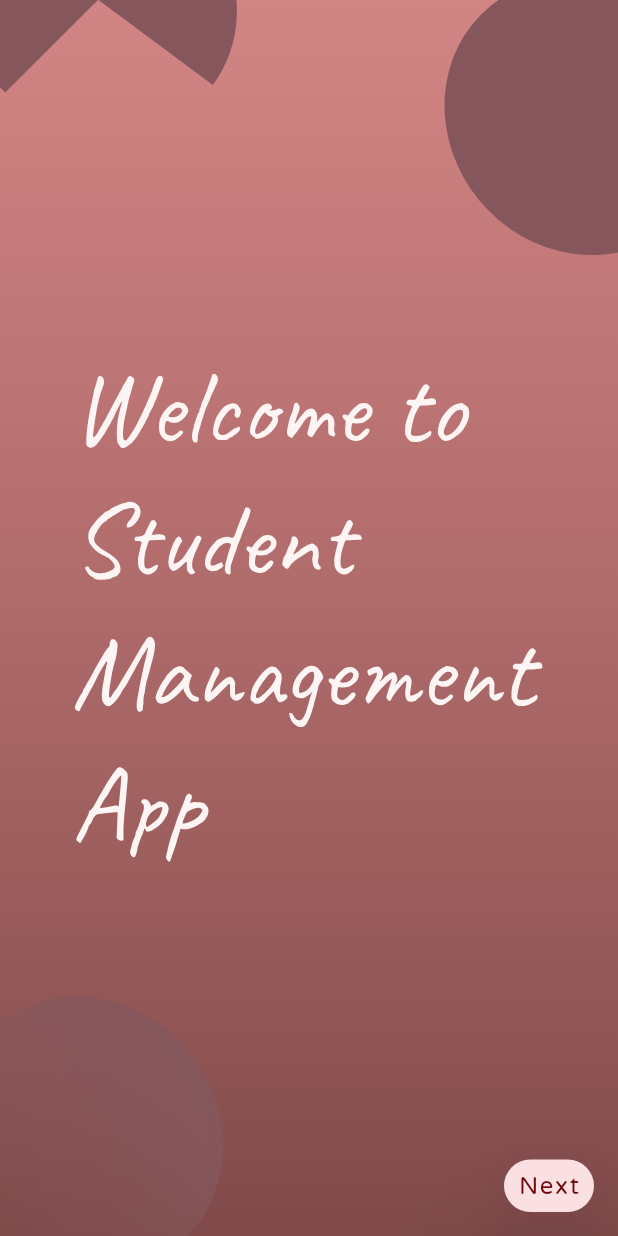
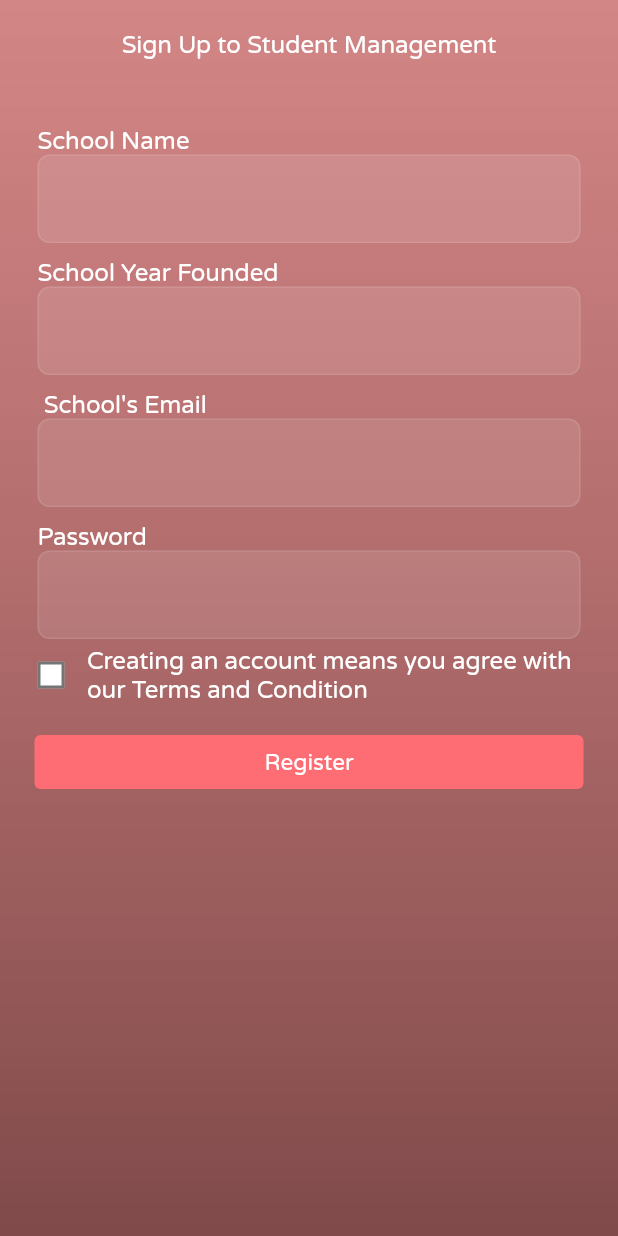
Before and after one commit to philoyaks/StudentManagement, a Flutter app: the screen it shows after launch, on a phone screen of 412 x 824 dp. Run offline on Flutter 3.47's test engine with Material 2 defaults, Android fonts, the phone set to English and light mode, and no system bars; our stand-ins replace dio, flutter_svg.

Commit message:
mobile app changes

```diff
--- a/Studentmanagement- Mobile App/lib/constants.dart
+++ b/Studentmanagement- Mobile App/lib/constants.dart
@@ -25,7 +25,13 @@ ThemeData customThemData = ThemeData(
         headline1: TextStyle(color: Colors.white, fontSize: 32),
         headline2: TextStyle(color: Colors.white, fontSize: 24),
         subtitle1: TextStyle(color: Colors.white, fontSize: 16),
-        subtitle2: TextStyle(color: Colors.white, fontSize: 20)));
+        subtitle2: TextStyle(color: Colors.white, fontSize: 20),
+
+        /// Headline 3 is for fonts ontop of input fields
+        headline3: TextStyle(color: Colors.white, fontSize: 16),
+
+        /// Buttons is for fonts of the
+        button: TextStyle(color: Colors.white, fontSize: 15)));
 
 var kDeleteIconColor = Color(0xffbf1f32);
 
@@ -40,3 +46,57 @@ convertStringToDatePost(String txt) {
   var x = DateFormat("yyyy-MM-dd").format(result).toString();
   return x;
 }
+
+var kInputBoxDecoration = InputDecoration(
+  errorStyle: TextStyle(color: Colors.red[800]),
+  focusedBorder: OutlineInputBorder(
+      borderRadius: BorderRadius.circular(8),
+      borderSide: BorderSide(
+        color: Colors.brown,
+        width: 2,
+      )),
+  enabledBorder: OutlineInputBorder(
+      borderRadius: BorderRadius.circular(8),
+      borderSide: BorderSide(
+        color: Colors.white10,
+        width: 1,
+      )),
+  filled: true,
+  fillColor: Colors.white10,
+);
+
+var kInputBoxDecoration2 = InputDecoration(
+  prefixIcon: Icon(Icons.search),
+  hintText: 'Search',
+  fillColor: Color(0XF1F1F1),
+  focusedBorder: OutlineInputBorder(
+      borderRadius: BorderRadius.circular(20),
+      borderSide: BorderSide(
+        color: Colors.black12,
+        width: 2,
+      )),
+  enabledBorder: OutlineInputBorder(
+      borderRadius: BorderRadius.circular(20),
+      borderSide: BorderSide(
+        color: Colors.black,
+        width: 1,
+      )),
+  filled: true,
+);
+
+var kInputBoxDecoration3 = InputDecoration(
+  focusedBorder: OutlineInputBorder(
+      borderRadius: BorderRadius.circular(4),
+      borderSide: BorderSide(
+        color: Colors.grey,
+        width: 2,
+      )),
+  enabledBorder: OutlineInputBorder(
+      borderRadius: BorderRadius.circular(4),
+      borderSide: BorderSide(
+        color: Colors.grey,
+        width: 1,
+      )),
+  filled: true,
+  fillColor: Colors.white,
+);
--- a/Studentmanagement- Mobile App/lib/main.dart
+++ b/Studentmanagement- Mobile App/lib/main.dart
@@ -2,8 +2,8 @@ import 'dart:io';
 
 import 'package:flutter/material.dart';
 import 'package:studentmanagement_app/constants.dart';
-
-import 'package:studentmanagement_app/screens/startUpScreen.dart';
+import 'package:studentmanagement_app/screens/Auth_Screens/loginScreen.dart';
+import 'package:studentmanagement_app/screens/Auth_Screens/signUpScreen.dart';
 
 void main() {
   HttpOverrides.global = new MyHttpOverrides();
@@ -18,7 +18,7 @@ class MyApp extends StatelessWidget {
       title: 'Flutter Demo',
       theme: customThemData,
       debugShowCheckedModeBanner: false,
-      home: StartUpScreen(),
+      home: SignUpScreen(),
     );
   }
 }
--- /dev/null
+++ b/Studentmanagement- Mobile App/lib/screens/Auth_Screens/signUpScreen.dart
@@ -0,0 +1,159 @@
+import 'package:flutter/material.dart';
+import 'package:studentmanagement_app/widgets/customTexts.dart';
+
+import '../../constants.dart';
+import 'loginScreen.dart';
+
+class SignUpScreen extends StatefulWidget {
+  @override
+  _SignUpScreenState createState() => _SignUpScreenState();
+}
+
+class _SignUpScreenState extends State<SignUpScreen> {
+  TextEditingController _usernameController = TextEditingController();
+  TextEditingController _passwordController = TextEditingController();
+  TextEditingController _fullnameController = TextEditingController();
+  TextEditingController _emailController = TextEditingController();
+  final _formkey = GlobalKey<FormState>();
+
+  bool? checkBoxValue = false;
+
+  @override
+  Widget build(BuildContext context) {
+    final width = MediaQuery.of(context).size.width;
+    final height = MediaQuery.of(context).size.height;
+    var theme = Theme.of(context);
+    return Scaffold(
+      backgroundColor: Colors.transparent,
+      body: SafeArea(
+        child: Container(
+          decoration: kScreenDefaultDecoration,
+          width: width,
+          height: height,
+          child: ListView(
+            children: [
+              Container(
+                // decoration: kborderRadius,
+                child: Column(
+                  children: [
+                    SizedBox(
+                      height: 20,
+                    ),
+                    textInput1('Sign Up to Student Management',
+                        style: theme.textTheme.headline3),
+                    SizedBox(
+                      height: 10,
+                    ),
+                    SizedBox(
+                      height: 35,
+                    ),
+                    Form(
+                      key: _formkey,
+                      child: Container(
+                        padding: EdgeInsets.symmetric(horizontal: 25),
+                        child: Column(
+                          crossAxisAlignment: CrossAxisAlignment.start,
+                          children: [
+                            textInput1('School Name',
+                                style: theme.textTheme.headline3),
+                            TextFormField(
+                                validator: (value) =>
+                                    value!.isEmpty ? 'Empty field' : null,
+                                controller: _fullnameController,
+                                decoration: kInputBoxDecoration),
+                            SizedBox(
+                              height: 10,
+                            ),
+                            textInput1('School Year Founded',
+                                style: theme.textTheme.headline3),
+                            TextFormField(
+                                validator: (value) =>
+                                    value!.isEmpty ? 'Year Founded' : null,
+                                controller: _usernameController,
+                                decoration: kInputBoxDecoration),
+                            SizedBox(
+                              height: 10,
+                            ),
+                            textInput1(' School\'s Email',
+                                style: theme.textTheme.headline3),
+                            TextFormField(
+                                validator: (value) =>
+                                    value!.isEmpty ? 'Email' : null,
+                                controller: _emailController,
+                                decoration: kInputBoxDecoration),
+                            SizedBox(
+                              height: 10,
+                            ),
+                            textInput1('Password',
+                                style: theme.textTheme.headline3),
+                            TextFormField(
+                                validator: (value) =>
+                                    value!.isEmpty ? 'password' : null,
+                                controller: _passwordController,
+                                obscureText: true,
+                                decoration: kInputBoxDecoration),
+                          ],
+                        ),
+                      ),
+                    ),
+                    Row(
+                      children: [
+                        SizedBox(
+                          width: 10,
+                        ),
+                        Checkbox(
+                            value: checkBoxValue,
+                            focusColor: Colors.white,
+                            activeColor: Colors.white,
+                            fillColor: MaterialStateProperty.all(Colors.white),
+                            onChanged: (val) {
+                              setState(() {
+                                checkBoxValue = val;
+                              });
+                            }),
+                        SizedBox(
+                            width: width * 0.8,
+                            child: Text(
+                              'Creating an account means you agree with our Terms and Condition',
+                              style: theme.textTheme.subtitle1,
+                            )),
+                      ],
+                    ),
+                    SizedBox(
+                      height: 10,
+                    ),
+                    Padding(
+                      padding: EdgeInsets.symmetric(horizontal: 23),
+                      child: Row(
+                        children: [
+                          Expanded(
+                            child: buttons(
+                                height: 56,
+                                boxColor: Color.fromRGBO(254, 109, 115, 1),
+                                textColor: Color.fromRGBO(242, 242, 242, 1),
+                                text: 'Register',
+                                style: theme.textTheme.button,
+                                onPressed: () {
+                                  FocusScope.of(context).unfocus();
+                                  if (_formkey.currentState!.validate() &&
+                                      checkBoxValue == true) {
+                                    //
+                                  }
+                                }),
+                          ),
+                        ],
+                      ),
+                    ),
+                    SizedBox(
+                      height: 20,
+                    ),
+                  ],
+                ),
+              )
+            ],
+          ),
+        ),
+      ),
+    );
+  }
+}
--- /dev/null
+++ b/Studentmanagement- Mobile App/lib/widgets/customTexts.dart
@@ -0,0 +1,8 @@
+import 'package:flutter/material.dart';
+
+Text textInput1(String text, {required TextStyle? style}) {
+  return Text(
+    text,
+    style: style,
+  );
+}
--- a/Studentmanagement- Mobile App/lib/widgets/popUpMenu.dart
+++ b/Studentmanagement- Mobile App/lib/widgets/popUpMenu.dart
@@ -4,7 +4,7 @@ import 'package:studentmanagement_app/repository/api.dart';
 import 'package:studentmanagement_app/screens/showAllStudent.dart';
 
 class PopUpMenu extends StatelessWidget {
-  Api api = Api();
+  final Api api = Api();
   @override
   Widget build(BuildContext context) {
     return PopupMenuButton<String>(
```
Also changed, not shown: Studentmanagement- Mobile App/lib/screens/Auth_Screens/loginScreen.dart (added, +168 -0 lines), Studentmanagement- Mobile App/lib/widgets/logoutbutton.dart (added), 2 other files.
